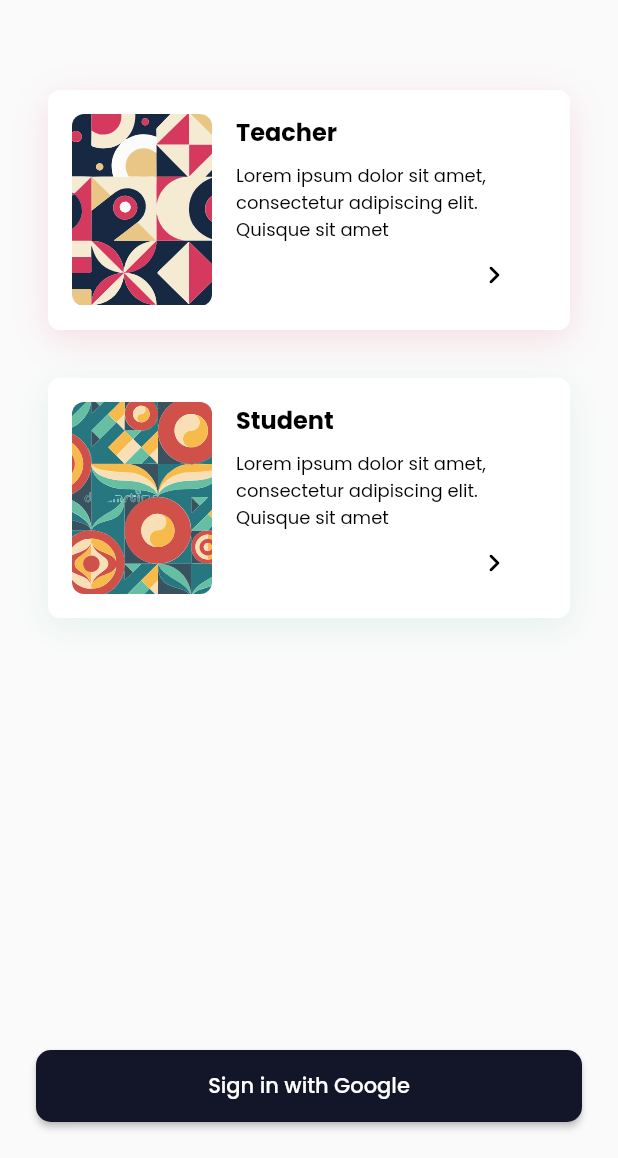
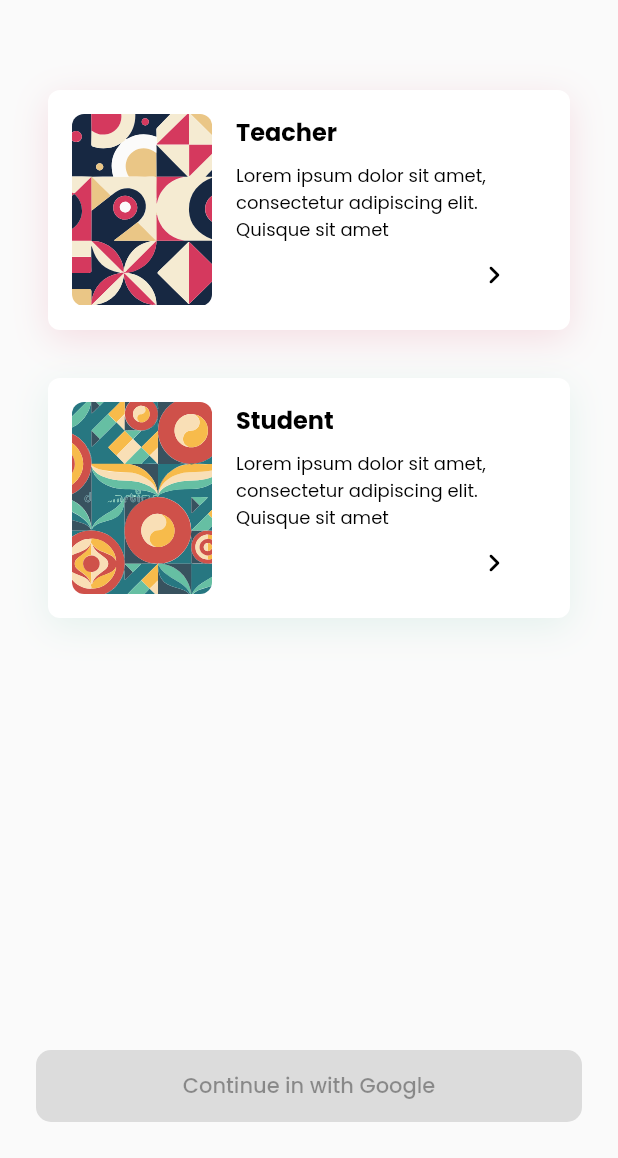
Before and after one commit to ZeshanGIT/kkv, a Flutter app: the TeacherOrStudentPage screen opened by its route, on a phone screen of 412 x 824 dp, the part 78-1236 px from its top. Run offline on Flutter 3.47's test engine with Material 2 defaults, Android fonts, the phone set to English and light mode, and no system bars; drawn by our look-alikes of liquid_progress_indicator; our stand-ins replace cloud_firestore, firebase_auth, firebase_core, flutter_svg, get, get_storage and 4 more; accounts and stored records are empty.

Commit message:
Google Auth works

```diff
--- a/lib/common/constants.dart
+++ b/lib/common/constants.dart
@@ -1,6 +1,8 @@
 import 'package:flutter/material.dart';
 
+// ignore: non_constant_identifier_names
 final BORDER_RADIUS_MEDIUM = BorderRadius.circular(8);
+// ignore: non_constant_identifier_names
 final BORDER_RADIUS_LARGE = BorderRadius.circular(30);
 
 const SIZED_BOX_MAX_WIDTH = const SizedBox(width: double.maxFinite);
@@ -35,3 +37,8 @@ class StoredDetails {
   static const DISPLAY_PICTURE = "dp";
   static const USER_ID = "uid";
 }
+
+class UserRole {
+  static const STUDENT = "student";
+  static const TEACHER = "teacher";
+}
--- a/lib/screens/teacher_or_student/teacher_or_student.dart
+++ b/lib/screens/teacher_or_student/teacher_or_student.dart
@@ -1,6 +1,6 @@
 import 'package:flutter/material.dart';
 import 'package:get/get.dart';
-import 'package:kkv/common/widgets/top_bar.dart';
+import '../../common/widgets/top_bar.dart';
 
 import '../../assets/teacher_or_student.dart';
 import '../../common/constants.dart';
@@ -12,7 +12,20 @@ import 'teacher_student_card.dart';
 class TeacherOrStudentPage extends StatelessWidget {
   @override
   Widget build(BuildContext context) {
-    return Scaffold(
+    return GetBuilder(
+      builder: (TeacherOrStudentController _teacherOrStudentController) {
+        return Stack(
+          children: [
+            IgnorePointer(
+              ignoring: _teacherOrStudentController.loading,
+              child: ColorFiltered(
+                colorFilter: ColorFilter.mode(
+                  _teacherOrStudentController.loading
+                      ? Colors.black12
+                      : Colors.transparent,
+                  BlendMode.darken,
+                ),
+                child: Scaffold(
                   body: Column(
                     mainAxisSize: MainAxisSize.max,
                     children: [
@@ -27,6 +40,7 @@ class TeacherOrStudentPage extends StatelessWidget {
                         img: TeacherOrStudentAssets.teacher,
                         goTo: Routes.TEACHER_SIGNUP,
                         onSelectColor: Color(0xFFF5EBD2),
+                        role: UserRole.TEACHER,
                       ),
                       TeacherStudentCard(
                         title: "Student",
@@ -36,17 +50,47 @@ class TeacherOrStudentPage extends StatelessWidget {
                         img: TeacherOrStudentAssets.student,
                         goTo: Routes.STUDENT_SIGNUP,
                         onSelectColor: Color(0xFF38525F),
+                        role: UserRole.STUDENT,
                       ),
                       Spacer(),
-          GetBuilder(builder:
-              (TeacherOrStudentController _teacherOrStudentController) {
-            return BottomWidthBlackButton(
-              text: "Sign in with Google",
-              onPressed: _teacherOrStudentController.signInWithGoogle,
-            ).paddingAll(8);
-          }),
+                      BottomWidthBlackButton(
+                        text: "Continue in with Google",
+                        onPressed:
+                            _teacherOrStudentController.selectedRole == null
+                                ? null
+                                : _teacherOrStudentController.signInWithGoogle,
+                      ).paddingAll(8)
                     ],
                   ).paddingAll(16),
+                ),
+              ),
+            ),
+            if (_teacherOrStudentController.loading)
+              Positioned.fill(
+                child: Align(
+                  alignment: Alignment.center,
+                  child: Container(
+                    padding: const EdgeInsets.all(24),
+                    decoration: BoxDecoration(
+                      borderRadius: BorderRadius.circular(8),
+                      boxShadow: [
+                        BoxShadow(
+                          color: Colors.white60,
+                          blurRadius: 16,
+                          offset: Offset(0, 4),
+                        )
+                      ],
+                      color: Colors.white,
+                    ),
+                    child: CircularProgressIndicator(
+                      color: Colors.black,
+                    ),
+                  ),
+                ),
+              ),
+          ],
+        );
+      },
     );
   }
 }
--- a/lib/screens/teacher_or_student/teacher_student_card.dart
+++ b/lib/screens/teacher_or_student/teacher_student_card.dart
@@ -1,8 +1,6 @@
-import 'package:after_layout/after_layout.dart';
 import 'package:flutter/material.dart';
 import 'package:flutter_svg/flutter_svg.dart';
 import 'package:get/get.dart';
-import 'package:kkv/router/routes.dart';
 import 'package:liquid_progress_indicator/liquid_progress_indicator.dart';
 import 'package:simple_animations/simple_animations.dart';
 import 'package:supercharged/supercharged.dart';
@@ -17,6 +15,7 @@ class TeacherStudentCard extends StatefulWidget {
   final Color onSelectColor;
   final String img;
   final String goTo;
+  final String role;
 
   TeacherStudentCard({
     Key? key,
@@ -26,6 +25,7 @@ class TeacherStudentCard extends StatefulWidget {
     required this.img,
     required this.goTo,
     required this.onSelectColor,
+    required this.role,
   }) : super(key: key);
 
   @override
@@ -56,14 +56,14 @@ class _TeacherStudentCardState extends State<TeacherStudentCard>
         // Color _color = lerpedColor(
         //   _animation.value.get(AnimProps.textColor),
         // );
-        if (widget.goTo == teacherOrStudentController.selectedRole) {
+        if (widget.role == teacherOrStudentController.selectedRole) {
           controller.play();
         } else {
           controller.playReverse();
         }
         return GestureDetector(
           onTap: () {
-            teacherOrStudentController.setSelectedRole(widget.goTo);
+            teacherOrStudentController.setSelectedRole(widget.role);
           },
           child: Stack(
             children: [
--- a/lib/screens/teacher_signup/teacher_signup_binging.dart
+++ b/lib/screens/teacher_signup/teacher_signup_binging.dart
@@ -1,5 +1,6 @@
 import 'package:get/get.dart';
-import 'package:kkv/screens/teacher_signup/teacher_signup_controller.dart';
+
+import 'teacher_signup_controller.dart';
 
 class TeacherSignupBinding extends Bindings {
   @override
--- a/pubspec.yaml
+++ b/pubspec.yaml
@@ -22,9 +22,9 @@ environment:
 
 dependencies:
   after_layout: ^1.1.0
+  cloud_firestore: ^2.5.1
   cupertino_icons: ^1.0.2
   division: ^0.9.0
-  firebase: ^9.0.1
   firebase_auth: ^3.1.0
   firebase_core: ^1.6.0
   flutter:
```
Also changed, not shown: lib/main.dart (+11 -8 lines), lib/model/student.model.dart (+56 -2 lines), lib/model/teacher.model.dart (+49 -3 lines), lib/screens/get_started/get_started.dart (+4 -4 lines), lib/screens/home/home.dart (added, +22 -0 lines), lib/screens/teacher_or_student/teacher_or_student.controller.dart (+27 -43 lines), lib/screens/teacher_signup/teacher_signup.dart (+8 -9 lines), lib/screens/teacher_signup/teacher_signup_controller.dart (+6 -4 lines), lib/services/auth_service.dart (added, +31 -0 lines), lib/services/student_user_service.dart (added, +57 -0 lines), lib/services/teacher_user_service.dart (added, +48 -0 lines), pubspec.lock, 1 other file. Lines whose indentation alone changed are shown as unchanged.
